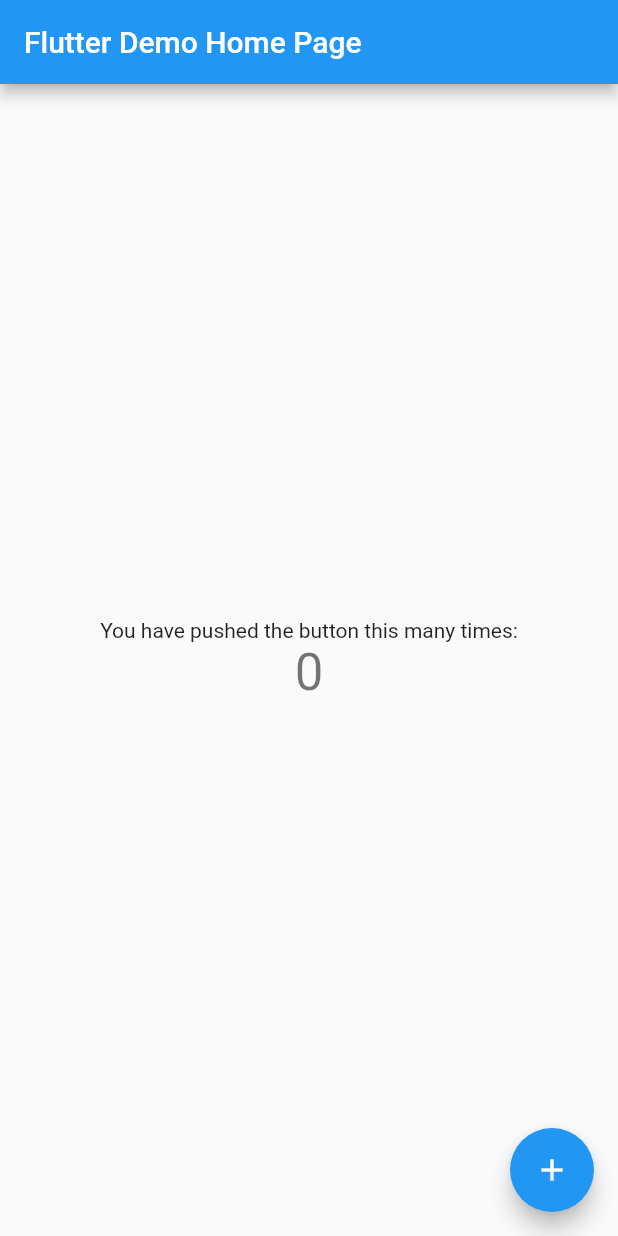
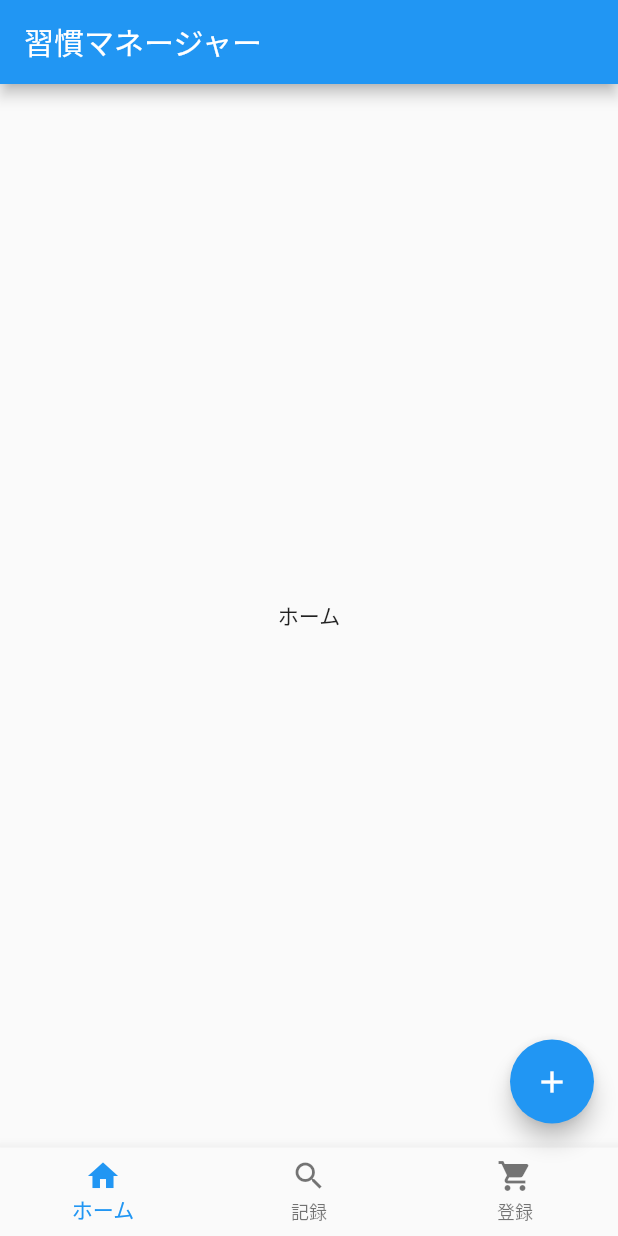
Before and after one commit to yasu1234/habitManager, a Flutter app: the screen it shows after launch, on a phone screen of 412 x 824 dp. Run offline on Flutter 3.47's test engine with Material 2 defaults, Android fonts, the phone set to English and light mode, and no system bars.

Commit message:
add bottom navigation

```diff
--- a/lib/main.dart
+++ b/lib/main.dart
@@ -20,7 +20,7 @@ class MyApp extends StatelessWidget {
         // is not restarted.
         primarySwatch: Colors.blue,
       ),
-      home: MyHomePage(title: 'Flutter Demo Home Page'),
+      home: MyHomePage(title: '習慣マネージャー'),
     );
   }
 }
@@ -45,6 +45,19 @@ class MyHomePage extends StatefulWidget {
 
 class _MyHomePageState extends State<MyHomePage> {
   int _counter = 0;
+  int _selectedTabIndex = 0;
+
+  List _pages = [
+    Text("ホーム"),
+    Text("記録"),
+    Text("登録"),
+  ];
+
+  _changeIndex(int index) {
+    setState(() {
+      _selectedTabIndex = index;
+    });
+  }
 
   void _incrementCounter() {
     setState(() {
@@ -66,40 +79,19 @@ class _MyHomePageState extends State<MyHomePage> {
     // fast, so that you can just rebuild anything that needs updating rather
     // than having to individually change instances of widgets.
     return Scaffold(
-      appBar: AppBar(
-        // Here we take the value from the MyHomePage object that was created by
-        // the App.build method, and use it to set our appbar title.
-        title: Text(widget.title),
-      ),
-      body: Center(
-        // Center is a layout widget. It takes a single child and positions it
-        // in the middle of the parent.
-        child: Column(
-          // Column is also a layout widget. It takes a list of children and
-          // arranges them vertically. By default, it sizes itself to fit its
-          // children horizontally, and tries to be as tall as its parent.
-          //
-          // Invoke "debug painting" (press "p" in the console, choose the
-          // "Toggle Debug Paint" action from the Flutter Inspector in Android
-          // Studio, or the "Toggle Debug Paint" command in Visual Studio Code)
-          // to see the wireframe for each widget.
-          //
-          // Column has various properties to control how it sizes itself and
-          // how it positions its children. Here we use mainAxisAlignment to
-          // center the children vertically; the main axis here is the vertical
-          // axis because Columns are vertical (the cross axis would be
-          // horizontal).
-          mainAxisAlignment: MainAxisAlignment.center,
-          children: <Widget>[
-            Text(
-              'You have pushed the button this many times:',
-            ),
-            Text(
-              '$_counter',
-              style: Theme.of(context).textTheme.display1,
-            ),
-          ],
-        ),
+      appBar: AppBar(title: Text(widget.title)),
+      body: Center(child: _pages[_selectedTabIndex]),
+      bottomNavigationBar: BottomNavigationBar(
+        currentIndex: _selectedTabIndex,
+        onTap: _changeIndex,
+        type: BottomNavigationBarType.fixed,
+        items: [
+          BottomNavigationBarItem(icon: Icon(Icons.home), title: Text("ホーム")),
+          BottomNavigationBarItem(
+              icon: Icon(Icons.search), title: Text("記録")),
+          BottomNavigationBarItem(
+              icon: Icon(Icons.shopping_cart), title: Text("登録")),
+        ],
       ),
       floatingActionButton: FloatingActionButton(
         onPressed: _incrementCounter,
```
